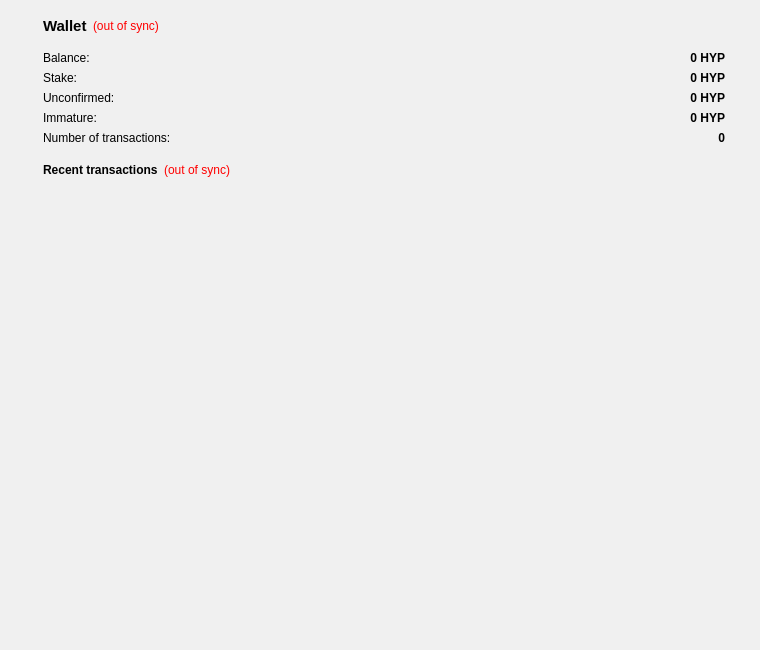
The window that src/qt/forms/overviewpage.ui (scificrypto/HyperStake) describes before a commit, drawn with Qt 5.
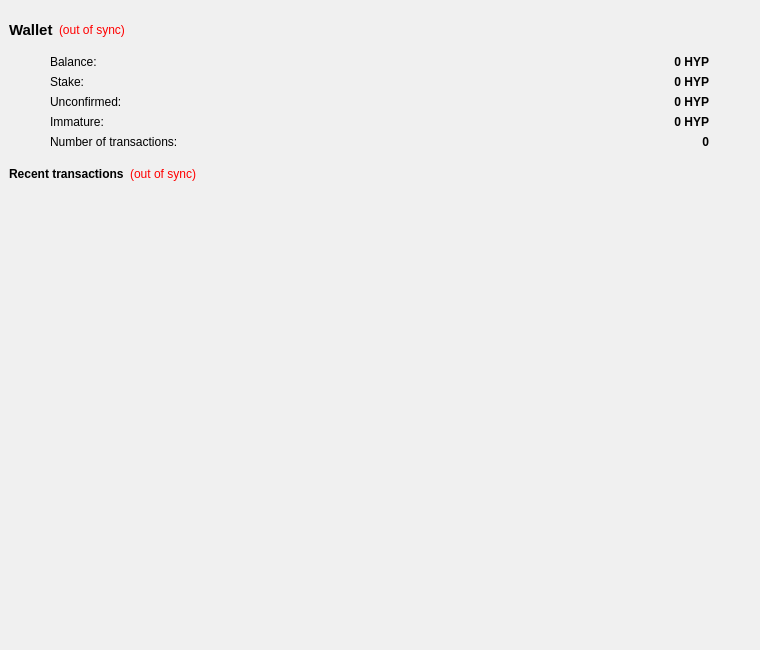
The same window after the commit.

What changed in the file:
```diff
--- a/src/qt/forms/overviewpage.ui
+++ b/src/qt/forms/overviewpage.ui
@@ -55,8 +55,11 @@
      <property name="lineWidth">
       <number>-1</number>
      </property>
-     <layout class="QGridLayout" name="gridLayout_3">
-      <item row="0" column="0">
+     <layout class="QVBoxLayout" name="verticalLayout_4">
+      <property name="topMargin">
+       <number>13</number>
+      </property>
+      <item>
        <layout class="QVBoxLayout" name="verticalLayout_2">
         <item>
          <widget class="QFrame" name="frame">
@@ -164,13 +167,16 @@
            <number>-1</number>
           </property>
           <layout class="QGridLayout" name="gridLayout_2">
+           <property name="leftMargin">
+            <number>0</number>
+           </property>
            <property name="topMargin">
             <number>7</number>
            </property>
            <item row="0" column="0">
             <layout class="QHBoxLayout" name="horizontalLayout_4">
              <property name="leftMargin">
-              <number>25</number>
+              <number>0</number>
              </property>
              <property name="topMargin">
               <number>0</number>
@@ -235,13 +241,22 @@
            <number>6</number>
           </property>
           <property name="leftMargin">
-           <number>34</number>
+           <number>41</number>
+          </property>
+          <property name="topMargin">
+           <number>0</number>
+          </property>
+          <property name="rightMargin">
+           <number>32</number>
           </property>
           <item row="0" column="0">
            <widget class="QLabel" name="label">
             <property name="text">
              <string>Balance:</string>
             </property>
+            <property name="indent">
+             <number>0</number>
+            </property>
            </widget>
           </item>
           <item row="0" column="1">
@@ -265,7 +280,7 @@
              <set>Qt::AlignRight|Qt::AlignTrailing|Qt::AlignVCenter</set>
             </property>
             <property name="indent">
-             <number>26</number>
+             <number>10</number>
             </property>
             <property name="textInteractionFlags">
              <set>Qt::LinksAccessibleByMouse|Qt::TextSelectableByKeyboard|Qt::TextSelectableByMouse</set>
@@ -300,7 +315,7 @@
              <set>Qt::AlignRight|Qt::AlignTrailing|Qt::AlignVCenter</set>
             </property>
             <property name="indent">
-             <number>26</number>
+             <number>10</number>
             </property>
             <property name="textInteractionFlags">
              <set>Qt::LinksAccessibleByMouse|Qt::TextSelectableByKeyboard|Qt::TextSelectableByMouse</set>
@@ -335,7 +350,7 @@
              <set>Qt::AlignRight|Qt::AlignTrailing|Qt::AlignVCenter</set>
             </property>
             <property name="indent">
-             <number>26</number>
+             <number>10</number>
             </property>
             <property name="textInteractionFlags">
              <set>Qt::LinksAccessibleByMouse|Qt::TextSelectableByKeyboard|Qt::TextSelectableByMouse</set>
@@ -367,7 +382,7 @@
              <set>Qt::AlignRight|Qt::AlignTrailing|Qt::AlignVCenter</set>
             </property>
             <property name="indent">
-             <number>26</number>
+             <number>10</number>
             </property>
             <property name="textInteractionFlags">
              <set>Qt::LinksAccessibleByMouse|Qt::TextSelectableByKeyboard|Qt::TextSelectableByMouse</set>
@@ -399,7 +414,7 @@
              <set>Qt::AlignRight|Qt::AlignTrailing|Qt::AlignVCenter</set>
             </property>
             <property name="indent">
-             <number>26</number>
+             <number>10</number>
             </property>
            </widget>
           </item>
@@ -407,14 +422,6 @@
         </item>
        </layout>
       </item>
-      <item row="1" column="0">
-       <layout class="QVBoxLayout" name="verticalLayout_3">
-        <property name="leftMargin">
-         <number>25</number>
-        </property>
-        <property name="rightMargin">
-         <number>25</number>
-        </property>
         <item>
          <widget class="QFrame" name="frame_2">
           <property name="frameShape">
@@ -427,8 +434,17 @@
            <number>-1</number>
           </property>
           <layout class="QVBoxLayout" name="verticalLayout">
+         <property name="leftMargin">
+          <number>0</number>
+         </property>
+         <property name="rightMargin">
+          <number>0</number>
+         </property>
            <item>
             <layout class="QHBoxLayout" name="horizontalLayout_2">
+           <property name="leftMargin">
+            <number>0</number>
+           </property>
              <item>
               <widget class="QLabel" name="label_4">
                <property name="text">
@@ -471,7 +487,40 @@
          </widget>
         </item>
         <item>
+       <widget class="QFrame" name="frame_3">
+        <property name="frameShape">
+         <enum>QFrame::NoFrame</enum>
+        </property>
+        <property name="frameShadow">
+         <enum>QFrame::Raised</enum>
+        </property>
+        <property name="lineWidth">
+         <number>-1</number>
+        </property>
+        <layout class="QHBoxLayout" name="horizontalLayout">
+         <property name="leftMargin">
+          <number>35</number>
+         </property>
+         <property name="topMargin">
+          <number>0</number>
+         </property>
+         <property name="rightMargin">
+          <number>44</number>
+         </property>
+         <item>
          <widget class="QListView" name="listTransactions">
+           <property name="sizePolicy">
+            <sizepolicy hsizetype="Expanding" vsizetype="Expanding">
+             <horstretch>0</horstretch>
+             <verstretch>0</verstretch>
+            </sizepolicy>
+           </property>
+           <property name="minimumSize">
+            <size>
+             <width>0</width>
+             <height>0</height>
+            </size>
+           </property>
           <property name="styleSheet">
            <string notr="true">QListView { background: transparent; }</string>
           </property>
@@ -487,9 +536,13 @@
           <property name="selectionMode">
            <enum>QAbstractItemView::NoSelection</enum>
           </property>
+           <property name="spacing">
+            <number>0</number>
+           </property>
          </widget>
         </item>
        </layout>
+       </widget>
       </item>
      </layout>
     </widget>
```
Lines whose indentation alone changed are shown as unchanged.
